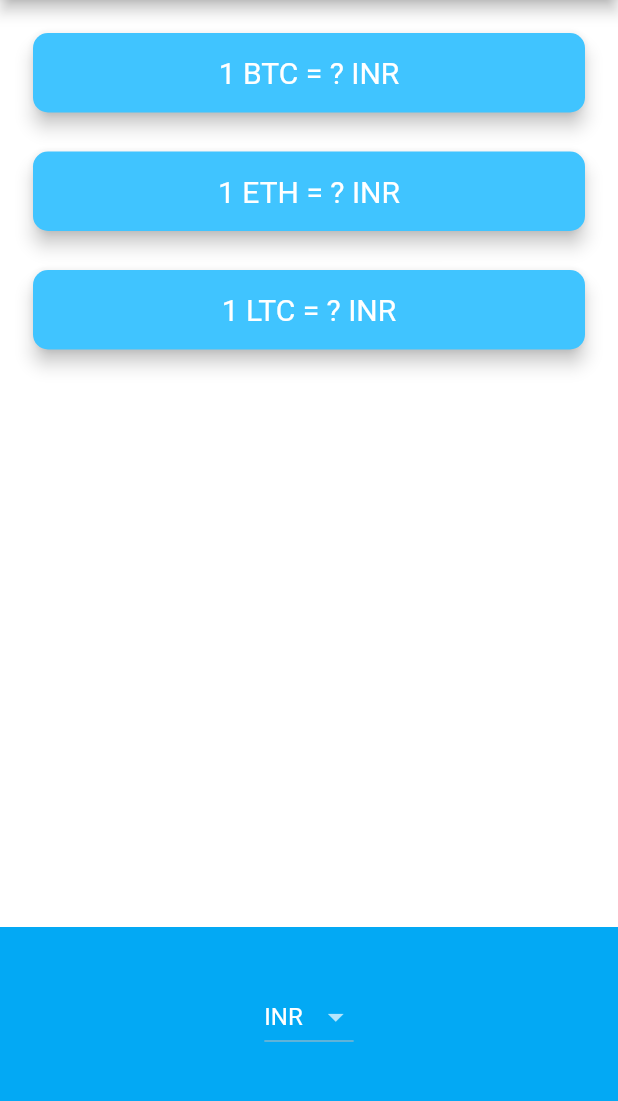
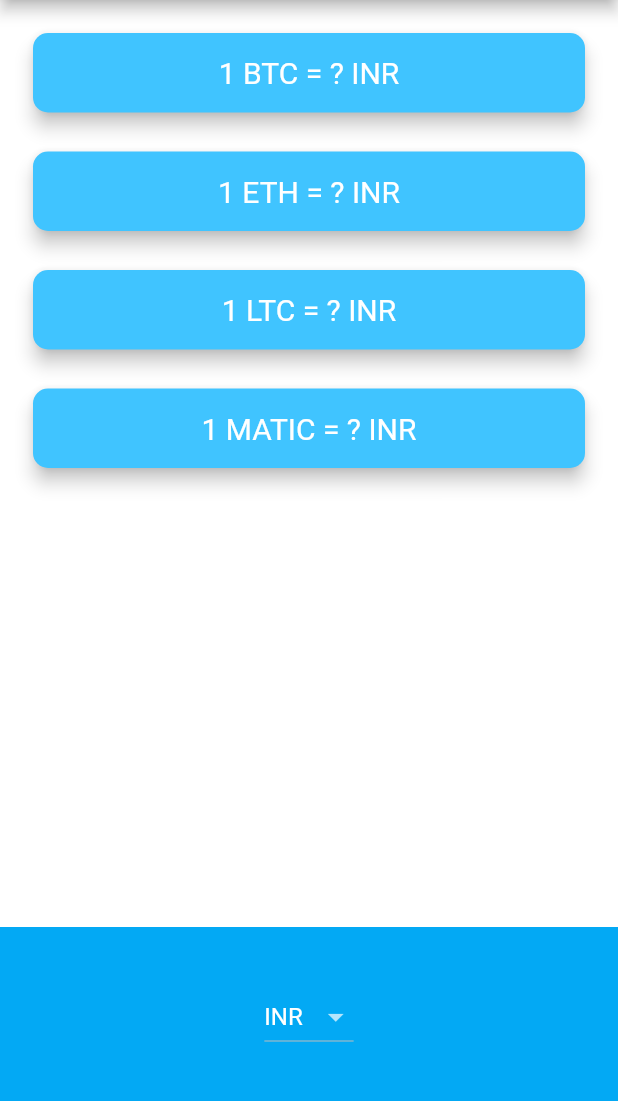
Before and after one commit to DecodeAndCode/Coin_Tracker, a Flutter app: the screen it shows after launch, on a phone screen of 412 x 824 dp, the part 84-1185 px from its top. Run offline on Flutter 3.47's test engine with Material 2 defaults, Android fonts, the phone set to English and light mode, and no system bars; network calls fail.

Commit message:
added matic

```diff
--- a/lib/coin_data.dart
+++ b/lib/coin_data.dart
@@ -29,6 +29,7 @@ const List<String> cryptoList = [
   'BTC',
   'ETH',
   'LTC',
+  'MATIC'
 ];
 
 const apiUrl = 'https://rest.coinapi.io/v1/exchangerate';
--- a/lib/price_screen.dart
+++ b/lib/price_screen.dart
@@ -74,6 +74,23 @@ class _PriceScreenState extends State<PriceScreen> {
     getData();
   }
 
+  Column makeCards() {
+    List<CryptoCard> cryptoCards = [];
+    for (String crypto in cryptoList) {
+      cryptoCards.add(
+        CryptoCard(
+          cryptoCurrency: crypto,
+          selectedCurrency: selectedCurrency,
+          value: isWaiting ? '?' : coinValues[crypto].toString(),
+        ),
+      );
+    }
+    return Column(
+      crossAxisAlignment: CrossAxisAlignment.stretch,
+      children: cryptoCards,
+    );
+  }
+
   @override
   Widget build(BuildContext context) {
     return Scaffold(
@@ -85,26 +102,7 @@ class _PriceScreenState extends State<PriceScreen> {
         mainAxisAlignment: MainAxisAlignment.spaceBetween,
         crossAxisAlignment: CrossAxisAlignment.stretch,
         children: <Widget>[
-          Column(
-            crossAxisAlignment: CrossAxisAlignment.stretch,
-            children: <Widget>[
-              CryptoCard(
-                cryptoCurrency: 'BTC',
-                value: isWaiting ? '?' : coinValues['BTC'].toString(),
-                selectedCurrency: selectedCurrency,
-              ),
-              CryptoCard(
-                cryptoCurrency: 'ETH',
-                value: isWaiting ? '?' : coinValues['ETH'].toString(),
-                selectedCurrency: selectedCurrency,
-              ),
-              CryptoCard(
-                cryptoCurrency: 'LTC',
-                value: isWaiting ? '?' : coinValues['LTC'].toString(),
-                selectedCurrency: selectedCurrency,
-              ),
-            ],
-          ),
+          makeCards(),
           Container(
             height: 150.0,
             alignment: Alignment.center,
```
